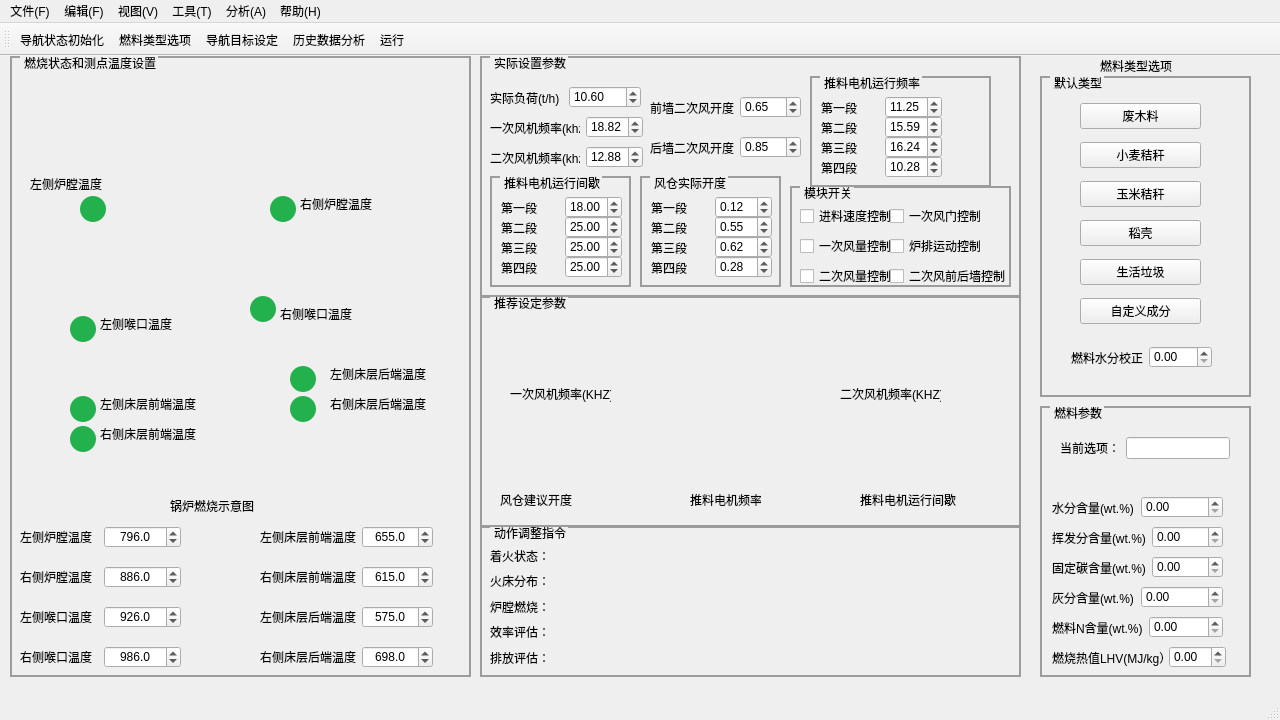
Before: the Qt Designer form stove_navigator.ui in zongyuanyan/navigator_v1, drawn with Qt 5.
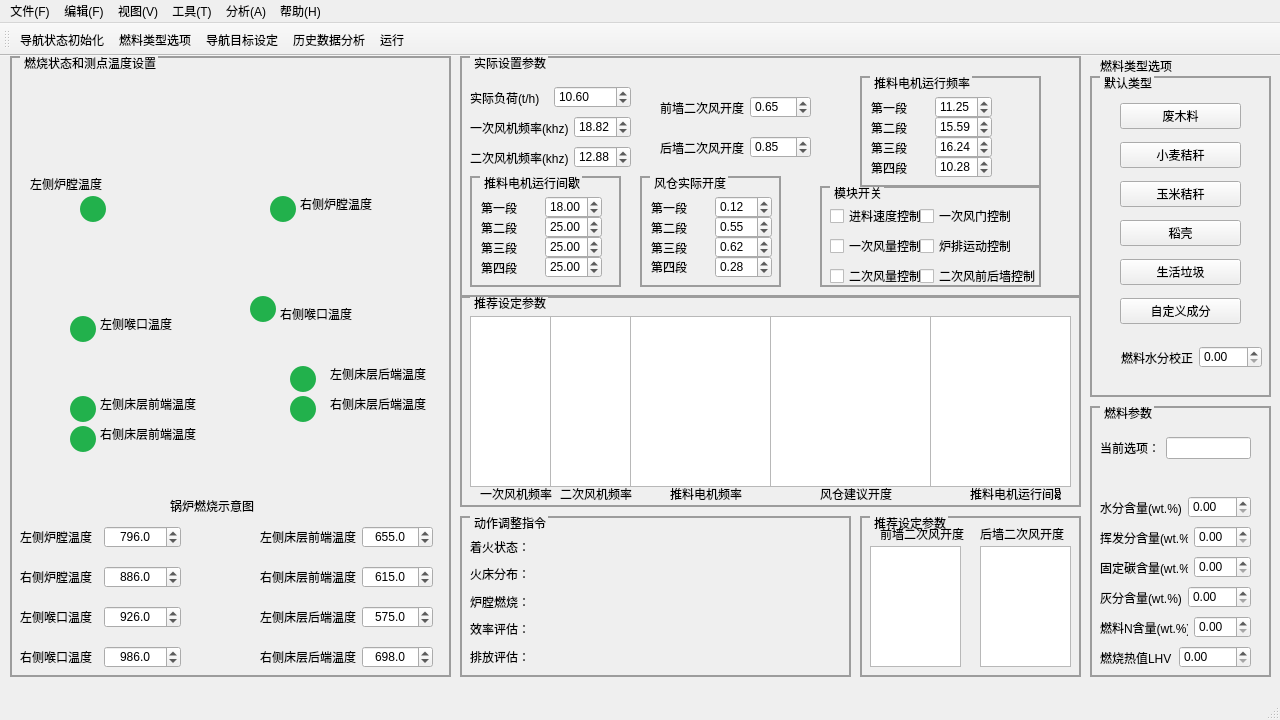
After: the same form once the commit is applied. Icons and pictures are not drawn. Custom widgets are drawn as their Qt base class.

```diff
--- a/stove_navigator.ui
+++ b/stove_navigator.ui
@@ -23,10 +23,10 @@
    <widget class="QGroupBox" name="groupBox_3">
     <property name="geometry">
      <rect>
-      <x>480</x>
-      <y>470</y>
-      <width>541</width>
-      <height>151</height>
+      <x>460</x>
+      <y>460</y>
+      <width>391</width>
+      <height>161</height>
      </rect>
     </property>
     <property name="sizePolicy">
@@ -60,7 +60,7 @@
        <x>10</x>
        <y>20</y>
        <width>61</width>
-       <height>121</height>
+       <height>131</height>
       </rect>
      </property>
      <layout class="QVBoxLayout" name="verticalLayout_2">
@@ -105,9 +105,9 @@
    <widget class="QGroupBox" name="groupBox_4">
     <property name="geometry">
      <rect>
-      <x>1040</x>
+      <x>1090</x>
       <y>20</y>
-      <width>211</width>
+      <width>181</width>
       <height>321</height>
      </rect>
     </property>
@@ -133,7 +133,7 @@
     <widget class="QWidget" name="layoutWidget">
      <property name="geometry">
       <rect>
-       <x>40</x>
+       <x>30</x>
        <y>20</y>
        <width>121</width>
        <height>241</height>
@@ -223,9 +223,9 @@
    <widget class="QGroupBox" name="groupBox_5">
     <property name="geometry">
      <rect>
-      <x>1040</x>
+      <x>1090</x>
       <y>350</y>
-      <width>211</width>
+      <width>181</width>
       <height>271</height>
      </rect>
     </property>
@@ -251,9 +251,9 @@
     <widget class="QWidget" name="layoutWidget">
      <property name="geometry">
       <rect>
-       <x>20</x>
+       <x>10</x>
        <y>30</y>
-       <width>170</width>
+       <width>151</width>
        <height>24</height>
       </rect>
      </property>
@@ -273,9 +273,9 @@
     <widget class="QWidget" name="layoutWidget">
      <property name="geometry">
       <rect>
-       <x>12</x>
+       <x>10</x>
        <y>90</y>
-       <width>171</width>
+       <width>151</width>
        <height>23</height>
       </rect>
      </property>
@@ -295,9 +295,9 @@
     <widget class="QWidget" name="layoutWidget">
      <property name="geometry">
       <rect>
-       <x>12</x>
+       <x>10</x>
        <y>120</y>
-       <width>171</width>
+       <width>151</width>
        <height>23</height>
       </rect>
      </property>
@@ -317,9 +317,9 @@
     <widget class="QWidget" name="layoutWidget">
      <property name="geometry">
       <rect>
-       <x>12</x>
+       <x>10</x>
        <y>150</y>
-       <width>171</width>
+       <width>151</width>
        <height>23</height>
       </rect>
      </property>
@@ -339,9 +339,9 @@
     <widget class="QWidget" name="layoutWidget">
      <property name="geometry">
       <rect>
-       <x>12</x>
+       <x>10</x>
        <y>180</y>
-       <width>171</width>
+       <width>151</width>
        <height>23</height>
       </rect>
      </property>
@@ -361,9 +361,9 @@
     <widget class="QWidget" name="layoutWidget">
      <property name="geometry">
       <rect>
-       <x>12</x>
+       <x>10</x>
        <y>210</y>
-       <width>171</width>
+       <width>151</width>
        <height>23</height>
       </rect>
      </property>
@@ -383,9 +383,9 @@
     <widget class="QWidget" name="layoutWidget">
      <property name="geometry">
       <rect>
-       <x>12</x>
+       <x>10</x>
        <y>240</y>
-       <width>174</width>
+       <width>151</width>
        <height>23</height>
       </rect>
      </property>
@@ -393,7 +393,7 @@
       <item>
        <widget class="QLabel" name="label_19">
         <property name="text">
-         <string>燃烧热值LHV(MJ/kg）</string>
+         <string>燃烧热值LHV</string>
         </property>
        </widget>
       </item>
@@ -406,9 +406,9 @@
    <widget class="QGroupBox" name="groupBox_6">
     <property name="geometry">
      <rect>
-      <x>480</x>
+      <x>460</x>
       <y>0</y>
-      <width>541</width>
+      <width>621</width>
       <height>241</height>
      </rect>
     </property>
@@ -447,7 +447,7 @@
     <widget class="QGroupBox" name="groupBox">
      <property name="geometry">
       <rect>
-       <x>330</x>
+       <x>400</x>
        <y>20</y>
        <width>181</width>
        <height>111</height>
@@ -580,7 +580,7 @@
     <widget class="QGroupBox" name="groupBox_10">
      <property name="geometry">
       <rect>
-       <x>310</x>
+       <x>360</x>
        <y>130</y>
        <width>221</width>
        <height>101</height>
@@ -689,7 +689,7 @@
       <rect>
        <x>10</x>
        <y>120</y>
-       <width>141</width>
+       <width>151</width>
        <height>111</height>
       </rect>
      </property>
@@ -820,7 +820,7 @@
     <widget class="QGroupBox" name="groupBox_12">
      <property name="geometry">
       <rect>
-       <x>160</x>
+       <x>180</x>
        <y>120</y>
        <width>141</width>
        <height>111</height>
@@ -947,7 +947,7 @@
         <x>11</x>
         <y>80</y>
         <width>121</width>
-        <height>23</height>
+        <height>22</height>
        </rect>
       </property>
       <layout class="QHBoxLayout" name="horizontalLayout_33">
@@ -979,7 +979,7 @@
       <rect>
        <x>10</x>
        <y>30</y>
-       <width>151</width>
+       <width>161</width>
        <height>23</height>
       </rect>
      </property>
@@ -1005,7 +1005,7 @@
       <rect>
        <x>10</x>
        <y>60</y>
-       <width>153</width>
+       <width>161</width>
        <height>23</height>
       </rect>
      </property>
@@ -1031,7 +1031,7 @@
       <rect>
        <x>10</x>
        <y>90</y>
-       <width>153</width>
+       <width>161</width>
        <height>23</height>
       </rect>
      </property>
@@ -1055,7 +1055,7 @@
     <widget class="QWidget" name="layoutWidget">
      <property name="geometry">
       <rect>
-       <x>170</x>
+       <x>200</x>
        <y>40</y>
        <width>151</width>
        <height>23</height>
@@ -1081,7 +1081,7 @@
     <widget class="QWidget" name="layoutWidget">
      <property name="geometry">
       <rect>
-       <x>170</x>
+       <x>200</x>
        <y>80</y>
        <width>151</width>
        <height>23</height>
@@ -1108,10 +1108,10 @@
    <widget class="QGroupBox" name="groupBox_7">
     <property name="geometry">
      <rect>
-      <x>480</x>
+      <x>460</x>
       <y>240</y>
-      <width>541</width>
-      <height>231</height>
+      <width>621</width>
+      <height>211</height>
      </rect>
     </property>
     <property name="styleSheet">
@@ -1136,12 +1136,18 @@
     <widget class="QLabel" name="label_30">
      <property name="geometry">
       <rect>
-       <x>20</x>
+       <x>360</x>
        <y>190</y>
-       <width>101</width>
-       <height>28</height>
+       <width>81</width>
+       <height>16</height>
       </rect>
      </property>
+     <property name="styleSheet">
+      <string notr="true">QLabel {
+	font: 700 8pt &quot;Microsoft YaHei UI&quot;;
+	color: rgb(0, 0, 0);
+}</string>
+     </property>
      <property name="text">
       <string>风仓建议开度</string>
      </property>
@@ -1151,10 +1157,16 @@
       <rect>
        <x>210</x>
        <y>190</y>
-       <width>71</width>
-       <height>28</height>
+       <width>81</width>
+       <height>16</height>
       </rect>
      </property>
+     <property name="styleSheet">
+      <string notr="true">QLabel {
+	font: 700 8pt &quot;Microsoft YaHei UI&quot;;
+	color: rgb(0, 0, 0);
+}</string>
+     </property>
      <property name="text">
       <string>推料电机频率</string>
      </property>
@@ -1162,12 +1174,18 @@
     <widget class="QLabel" name="label_32">
      <property name="geometry">
       <rect>
-       <x>380</x>
+       <x>510</x>
        <y>190</y>
-       <width>101</width>
-       <height>28</height>
+       <width>91</width>
+       <height>16</height>
       </rect>
      </property>
+     <property name="styleSheet">
+      <string notr="true">QLabel {
+	font: 700 8pt &quot;Microsoft YaHei UI&quot;;
+	color: rgb(0, 0, 0);
+}</string>
+     </property>
      <property name="text">
       <string>推料电机运行间歇</string>
      </property>
@@ -1175,27 +1193,89 @@
     <widget class="QLabel" name="label_28">
      <property name="geometry">
       <rect>
-       <x>30</x>
-       <y>90</y>
-       <width>101</width>
+       <x>20</x>
+       <y>190</y>
+       <width>91</width>
        <height>16</height>
       </rect>
      </property>
+     <property name="styleSheet">
+      <string notr="true">QLabel {
+	font: 700 8pt &quot;Microsoft YaHei UI&quot;;
+	color: rgb(0, 0, 0);
+}</string>
+     </property>
      <property name="text">
-      <string>一次风机频率(KHZ)</string>
+      <string>一次风机频率</string>
      </property>
     </widget>
     <widget class="QLabel" name="label_34">
      <property name="geometry">
       <rect>
-       <x>360</x>
-       <y>90</y>
-       <width>101</width>
+       <x>100</x>
+       <y>190</y>
+       <width>91</width>
        <height>16</height>
       </rect>
      </property>
+     <property name="styleSheet">
+      <string notr="true">QLabel {
+	font: 700 8pt &quot;Microsoft YaHei UI&quot;;
+	color: rgb(0, 0, 0);
+}</string>
+     </property>
      <property name="text">
-      <string>二次风机频率(KHZ)</string>
+      <string>二次风机频率</string>
+     </property>
+    </widget>
+    <widget class="QChartView" name="graphicsView">
+     <property name="geometry">
+      <rect>
+       <x>10</x>
+       <y>20</y>
+       <width>81</width>
+       <height>171</height>
+      </rect>
+     </property>
+    </widget>
+    <widget class="QChartView" name="graphicsView_2">
+     <property name="geometry">
+      <rect>
+       <x>90</x>
+       <y>20</y>
+       <width>81</width>
+       <height>171</height>
+      </rect>
+     </property>
+    </widget>
+    <widget class="QChartView" name="graphicsView_3">
+     <property name="geometry">
+      <rect>
+       <x>170</x>
+       <y>20</y>
+       <width>141</width>
+       <height>171</height>
+      </rect>
+     </property>
+    </widget>
+    <widget class="QChartView" name="graphicsView_4">
+     <property name="geometry">
+      <rect>
+       <x>310</x>
+       <y>20</y>
+       <width>161</width>
+       <height>171</height>
+      </rect>
+     </property>
+    </widget>
+    <widget class="QChartView" name="graphicsView_5">
+     <property name="geometry">
+      <rect>
+       <x>470</x>
+       <y>20</y>
+       <width>141</width>
+       <height>171</height>
+      </rect>
      </property>
     </widget>
    </widget>
@@ -1230,7 +1310,7 @@
      <rect>
       <x>10</x>
       <y>0</y>
-      <width>461</width>
+      <width>441</width>
       <height>621</height>
      </rect>
     </property>
@@ -2007,6 +2087,93 @@
      </property>
     </widget>
    </widget>
+   <widget class="QGroupBox" name="groupBox_9">
+    <property name="geometry">
+     <rect>
+      <x>860</x>
+      <y>460</y>
+      <width>221</width>
+      <height>161</height>
+     </rect>
+    </property>
+    <property name="styleSheet">
+     <string notr="true">        QGroupBox {
+            border-color: rgb(156, 156, 156);
+            border-width: 2px;
+            border-style: solid;
+            margin-top: 0.5ex;
+        }
+        QGroupBox::title {
+            subcontrol-origin: margin;
+            subcontrol-position: top left;
+            left: 10px;
+            margin-left: 2px;
+            padding: 0  0px;
+			 color: rgb(0, 0, 0);
+        }</string>
+    </property>
+    <property name="title">
+     <string>推荐设定参数</string>
+    </property>
+    <widget class="QChartView" name="graphicsView_6">
+     <property name="geometry">
+      <rect>
+       <x>10</x>
+       <y>30</y>
+       <width>91</width>
+       <height>121</height>
+      </rect>
+     </property>
+    </widget>
+    <widget class="QChartView" name="graphicsView_7">
+     <property name="geometry">
+      <rect>
+       <x>120</x>
+       <y>30</y>
+       <width>91</width>
+       <height>121</height>
+      </rect>
+     </property>
+    </widget>
+    <widget class="QLabel" name="label">
+     <property name="geometry">
+      <rect>
+       <x>20</x>
+       <y>10</y>
+       <width>91</width>
+       <height>16</height>
+      </rect>
+     </property>
+     <property name="styleSheet">
+      <string notr="true">QLabel {
+	font: 700 8pt &quot;Microsoft YaHei UI&quot;;
+	color: rgb(0, 0, 0);
+}</string>
+     </property>
+     <property name="text">
+      <string>前墙二次风开度</string>
+     </property>
+    </widget>
+    <widget class="QLabel" name="label_58">
+     <property name="geometry">
+      <rect>
+       <x>120</x>
+       <y>10</y>
+       <width>91</width>
+       <height>16</height>
+      </rect>
+     </property>
+     <property name="styleSheet">
+      <string notr="true">QLabel {
+	font: 700 8pt &quot;Microsoft YaHei UI&quot;;
+	color: rgb(0, 0, 0);
+}</string>
+     </property>
+     <property name="text">
+      <string>后墙二次风开度</string>
+     </property>
+    </widget>
+   </widget>
   </widget>
   <widget class="QMenuBar" name="menubar">
    <property name="geometry">
@@ -2163,6 +2330,13 @@
    </property>
   </action>
  </widget>
+ <customwidgets>
+  <customwidget>
+   <class>QChartView</class>
+   <extends>QGraphicsView</extends>
+   <header location="global">qchartview.h</header>
+  </customwidget>
+ </customwidgets>
  <resources/>
  <connections/>
 </ui>
```
